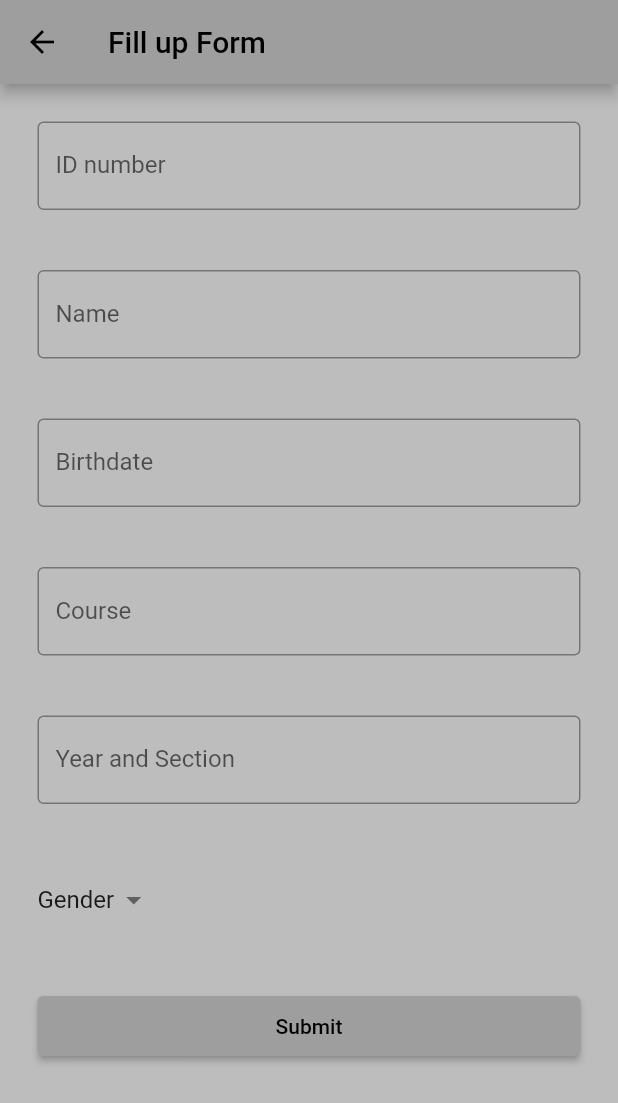
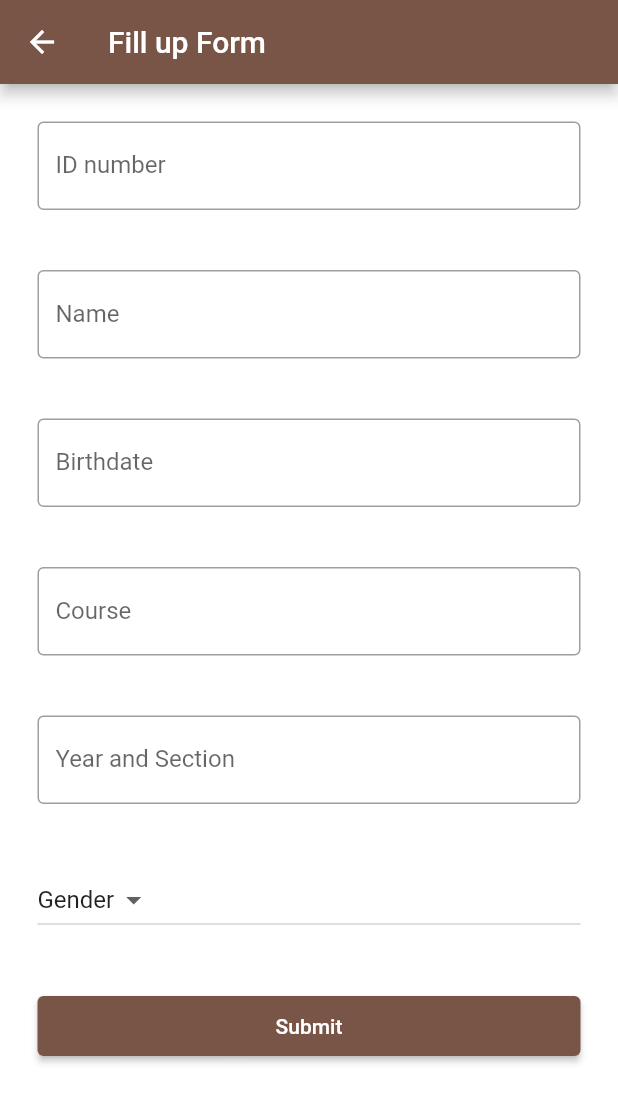
Before and after one commit to claude47/basic-app, a Flutter app: the screen it shows after launch, after a tap on the "add" icon, on a phone screen of 412 x 824 dp. Shown: the top 1103 px of the screen. Run offline on Flutter 3.47's test engine with Material 2 defaults, Android fonts, the phone set to English and light mode, and no system bars.

```diff
--- a/lib/details_page.dart
+++ b/lib/details_page.dart
@@ -29,7 +29,7 @@ class DetailsPage extends StatelessWidget {
               ),
               const SizedBox(height: 30),
               Container(
-                padding: EdgeInsets.only(left: 250),
+                padding: EdgeInsets.only(left: 80),
                 child: Column(
                   children: [
                     ListTile(
--- a/lib/form_page.dart
+++ b/lib/form_page.dart
@@ -24,7 +24,7 @@ class _FormPageState extends State<FormPage> {
   @override
   Widget build(BuildContext context) {
     return Scaffold(
-      backgroundColor: Colors.black26,
+      backgroundColor: Colors.white38,
       appBar: AppBar(
         title: const Text("Fill up Form"),
       ),
--- a/lib/home_page.dart
+++ b/lib/home_page.dart
@@ -32,7 +32,7 @@ class _HomePageState extends State<HomePage> {
             }
           });
         },
-        backgroundColor: Colors.black12,
+        backgroundColor: Colors.white38,
         child: const Icon(Icons.add),
       ),
       body: ListView.builder(
--- a/lib/main.dart
+++ b/lib/main.dart
@@ -6,7 +6,7 @@ void main(){
     debugShowCheckedModeBanner: false,
     title: "Basic Information App",
     theme: ThemeData(
-        primarySwatch: Colors.grey
+        primarySwatch: Colors.brown
     ),
     home: const HomePage(),
   ));
```
